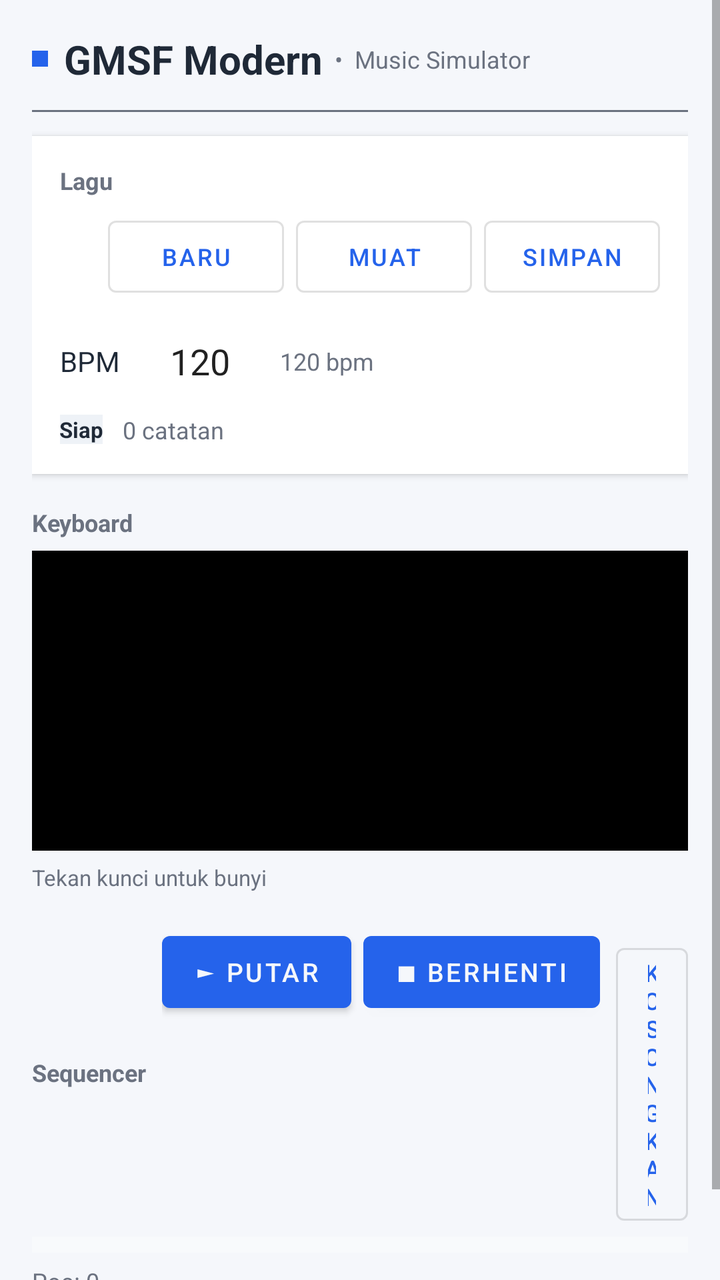
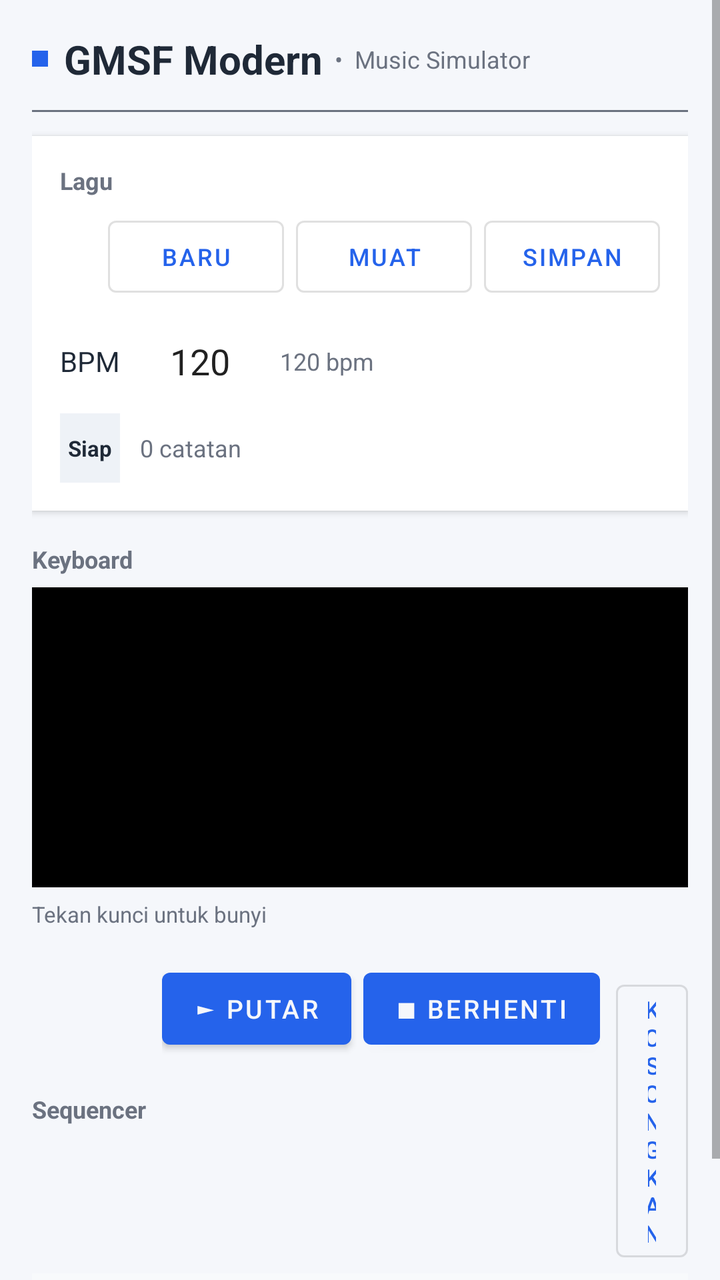

Compare the two renders of this Android layout. The source of the first and the diff that turns it into the second are given below.
<!-- AndroidManifest.xml: application theme Theme.Gmsf -->
<!-- res/layout/activity_main.xml -->
<?xml version="1.0" encoding="utf-8"?>
<ScrollView xmlns:android="http://schemas.android.com/apk/res/android"
    xmlns:app="http://schemas.android.com/apk/res-auto"
    android:layout_width="match_parent"
    android:layout_height="match_parent"
    android:fillViewport="true">

    <LinearLayout
        android:layout_width="match_parent"
        android:layout_height="wrap_content"
        android:orientation="vertical"
        android:padding="16dp">

        
        <LinearLayout
            android:layout_width="match_parent"
            android:layout_height="wrap_content"
            android:orientation="horizontal"
            android:gravity="center_vertical">

            <View
                android:layout_width="8dp"
                android:layout_height="8dp"
                android:background="@color/accent"
                android:layout_marginEnd="8dp" />

            <TextView
                android:layout_width="wrap_content"
                android:layout_height="wrap_content"
                android:text="@string/app_name"
                android:textSize="20sp"
                android:textStyle="bold"
                android:textColor="@color/text" />

            <TextView
                android:layout_width="wrap_content"
                android:layout_height="wrap_content"
                android:text="  •  Music Simulator"
                android:textSize="12sp"
                android:textColor="@color/muted" />

        </LinearLayout>

        <View
            android:layout_width="match_parent"
            android:layout_height="1dp"
            android:background="@color/muted"
            android:layout_marginVertical="12dp" />

        
        <LinearLayout
            android:layout_width="match_parent"
            android:layout_height="wrap_content"
            android:orientation="vertical"
            android:background="@color/panel"
            android:padding="14dp"
            android:elevation="2dp">

            <TextView
                android:layout_width="wrap_content"
                android:layout_height="wrap_content"
                android:text="Lagu"
                android:textSize="12sp"
                android:textStyle="bold"
                android:textColor="@color/muted"
                android:layout_marginBottom="6dp" />

            <LinearLayout
                android:layout_width="match_parent"
                android:layout_height="wrap_content"
                android:orientation="horizontal"
                android:gravity="center_vertical">

                <EditText
                    android:id="@+id/songName"
                    android:layout_width="0dp"
                    android:layout_height="wrap_content"
                    android:layout_weight="1"
                    android:hint="@string/song_name"
                    android:text="Untitled"
                    android:inputType="text"
                    android:maxLines="1"
                    android:padding="8dp"
                    android:background="@android:color/white" />

                <LinearLayout
                    android:layout_width="wrap_content"
                    android:layout_height="wrap_content"
                    android:orientation="horizontal"
                    android:layout_marginStart="8dp">

                    <Button
                        android:id="@+id/btnNew"
                        style="@style/Widget.MaterialComponents.Button.OutlinedButton"
                        android:layout_width="wrap_content"
                        android:layout_height="wrap_content"
                        android:text="Baru"
                        android:textSize="12sp" />

                    <Button
                        android:id="@+id/btnLoad"
                        style="@style/Widget.MaterialComponents.Button.OutlinedButton"
                        android:layout_width="wrap_content"
                        android:layout_height="wrap_content"
                        android:text="Muat"
                        android:textSize="12sp"
                        android:layout_marginStart="6dp" />

                    <Button
                        android:id="@+id/btnSave"
                        style="@style/Widget.MaterialComponents.Button.OutlinedButton"
                        android:layout_width="wrap_content"
                        android:layout_height="wrap_content"
                        android:text="Simpan"
                        android:textSize="12sp"
                        android:layout_marginStart="6dp" />
                </LinearLayout>
            </LinearLayout>

            <LinearLayout
                android:layout_width="match_parent"
                android:layout_height="wrap_content"
                android:orientation="horizontal"
                android:gravity="center_vertical"
                android:layout_marginTop="10dp">

                <TextView
                    android:layout_width="wrap_content"
                    android:layout_height="wrap_content"
                    android:text="@string/bpm"
                    android:textSize="14sp"
                    android:textColor="@color/text" />

                <EditText
                    android:id="@+id/bpm"
                    android:layout_width="64dp"
                    android:layout_height="wrap_content"
                    android:text="120"
                    android:inputType="number"
                    android:gravity="center"
                    android:maxLines="1"
                    android:padding="6dp"
                    android:layout_marginStart="8dp"
                    android:background="@android:color/white" />

                <TextView
                    android:id="@+id/bpmText"
                    android:layout_width="wrap_content"
                    android:layout_height="wrap_content"
                    android:text="120 bpm"
                    android:textSize="12sp"
                    android:textColor="@color/muted"
                    android:layout_marginStart="8dp" />
            </LinearLayout>

            <LinearLayout
                android:layout_width="match_parent"
                android:layout_height="wrap_content"
                android:orientation="horizontal"
                android:gravity="center_vertical"
                android:layout_marginTop="8dp">

                <TextView
                    android:id="@+id/pill"
                    android:layout_width="wrap_content"
                    android:layout_height="wrap_content"
                    android:text="@string/status_ready"
                    android:textSize="11sp"
                    android:textStyle="bold"
                    android:textColor="@color/text"
                    android:padding="4dp 10dp"
                    android:background="#EEF2F7" />

                <TextView
                    android:id="@+id/meta"
                    android:layout_width="wrap_content"
                    android:layout_height="wrap_content"
                    android:text="0 catatan"
                    android:textSize="12sp"
                    android:textColor="@color/muted"
                    android:layout_marginStart="10dp" />
            </LinearLayout>
        </LinearLayout>

        
        <LinearLayout
            android:layout_width="match_parent"
            android:layout_height="wrap_content"
            android:orientation="vertical"
            android:layout_marginTop="16dp">

            <TextView
                android:layout_width="wrap_content"
                android:layout_height="wrap_content"
                android:text="Keyboard"
                android:textSize="12sp"
                android:textStyle="bold"
                android:textColor="@color/muted"
                android:layout_marginBottom="6dp" />

            <LinearLayout
                android:id="@+id/keyboard"
                android:layout_width="match_parent"
                android:layout_height="150dp"
                android:background="#000"
                android:orientation="horizontal"
                android:paddingBottom="4dp" />

            <TextView
                android:layout_width="wrap_content"
                android:layout_height="wrap_content"
                android:text="Tekan kunci untuk bunyi"
                android:textSize="11sp"
                android:textColor="@color/muted"
                android:layout_marginTop="6dp" />
        </LinearLayout>

        
        <LinearLayout
            android:layout_width="match_parent"
            android:layout_height="wrap_content"
            android:orientation="vertical"
            android:layout_marginTop="16dp">

            <LinearLayout
                android:layout_width="match_parent"
                android:layout_height="wrap_content"
                android:orientation="horizontal"
                android:gravity="center_vertical">

                <TextView
                    android:layout_width="wrap_content"
                    android:layout_height="wrap_content"
                    android:text="Sequencer"
                    android:textSize="12sp"
                    android:textStyle="bold"
                    android:textColor="@color/muted" />

                <LinearLayout
                    android:layout_width="wrap_content"
                    android:layout_height="wrap_content"
                    android:orientation="horizontal"
                    android:layout_marginStart="8dp">

                    <Button
                        android:id="@+id/btnPlay"
                        style="@style/Widget.MaterialComponents.Button"
                        android:layout_width="wrap_content"
                        android:layout_height="wrap_content"
                        android:text="&#9658; Putar"
                        android:textSize="13sp" />

                    <Button
                        android:id="@+id/btnStop"
                        style="@style/Widget.MaterialComponents.Button"
                        android:layout_width="wrap_content"
                        android:layout_height="wrap_content"
                        android:text="&#9632; Berhenti"
                        android:textSize="13sp"
                        android:layout_marginStart="6dp" />

                    <Button
                        android:id="@+id/btnClear"
                        style="@style/Widget.MaterialComponents.Button.OutlinedButton"
                        android:layout_width="wrap_content"
                        android:layout_height="wrap_content"
                        android:text="Kosongkan"
                        android:textSize="12sp"
                        android:layout_marginStart="8dp" />

                    <Button
                        android:id="@+id/btnAdd"
                        style="@style/Widget.MaterialComponents.Button.OutlinedButton"
                        android:layout_width="wrap_content"
                        android:layout_height="wrap_content"
                        android:text="+ Catatan"
                        android:textSize="12sp"
                        android:layout_marginStart="6dp" />
                </LinearLayout>
            </LinearLayout>

            <LinearLayout
                android:id="@+id/seqGrid"
                android:layout_width="match_parent"
                android:layout_height="wrap_content"
                android:orientation="vertical"
                android:layout_marginTop="8dp"
                android:background="#F8FAFC"
                android:padding="4dp" />

            <TextView
                android:id="@+id/seqMeta"
                android:layout_width="wrap_content"
                android:layout_height="wrap_content"
                android:text="Pos: 0"
                android:textSize="12sp"
                android:textColor="@color/muted"
                android:layout_marginTop="6dp" />
        </LinearLayout>

        <Space
            android:layout_width="match_parent"
            android:layout_height="24dp" />
    </LinearLayout>
</ScrollView>
<!-- resources referenced by this layout -->
<resources>
  <color name="accent">#2563EB</color>
  <color name="muted">#6B7280</color>
  <color name="panel">#FFFFFF</color>
  <color name="text">#1F2937</color>
  <string name="app_name">GMSF Modern</string>
  <string name="bpm">BPM</string>
  <string name="song_name">Nama lagu</string>
  <string name="status_ready">Siap</string>
  <style name="Theme.Gmsf" parent="Theme.MaterialComponents.DayNight.NoActionBar">
          
          <item name="colorPrimary">@color/accent</item>
          <item name="colorPrimaryVariant">@color/accent_active</item>
          <item name="colorOnPrimary">@color/background</item>
          
          <item name="colorSecondary">@color/accent</item>
          <item name="colorSecondaryVariant">@color/accent_active</item>
          <item name="colorOnSecondary">@color/background</item>
          
          <item name="android:statusBarColor" tools:targetApi="l">?attr/colorPrimary</item>
          <item name="android:windowBackground">@color/background</item>
      </style>
  <color name="accent_active">#3B82F6</color>
  <color name="background">#F5F7FB</color>
</resources>

<!-- the commit's change to res/layout/activity_main.xml (unified diff, before → after) -->
@@ -168,7 +168,8 @@
                     android:textSize="11sp"
                     android:textStyle="bold"
                     android:textColor="@color/text"
-                    android:padding="4dp 10dp"
+                    android:paddingHorizontal="4dp"
+                    android:paddingVertical="10dp"
                     android:background="#EEF2F7" />
 
                 <TextView
